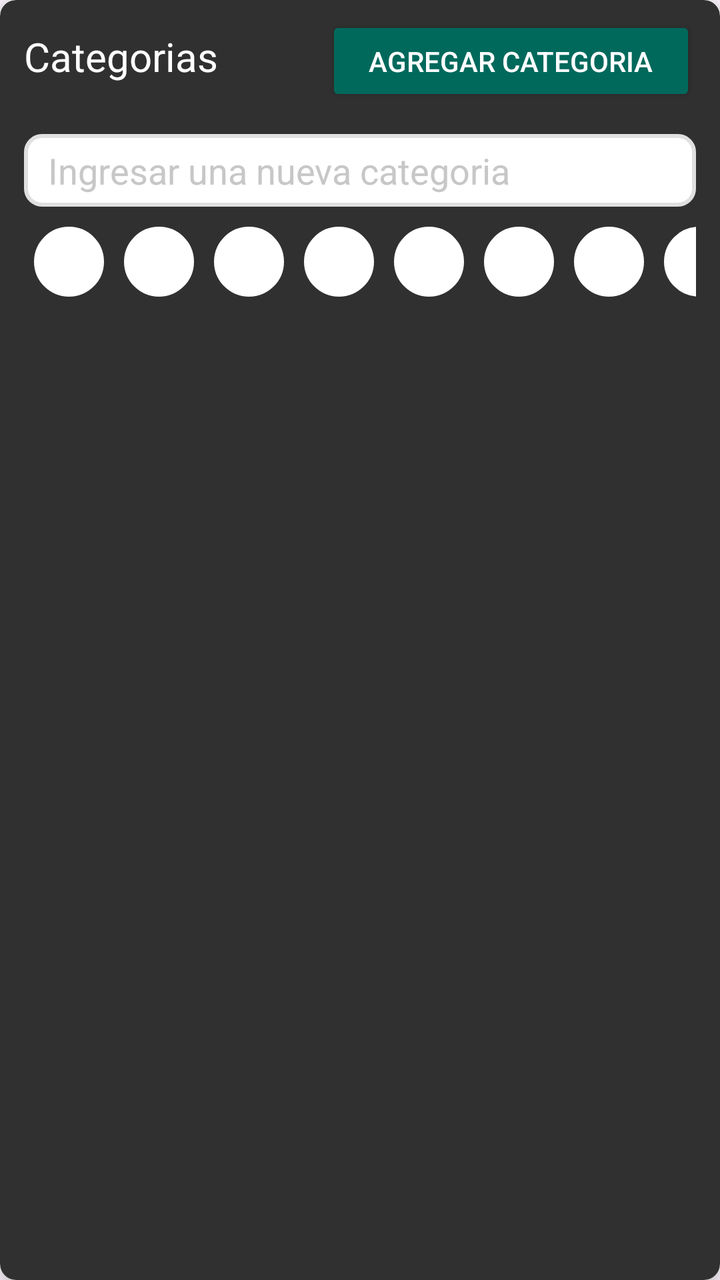
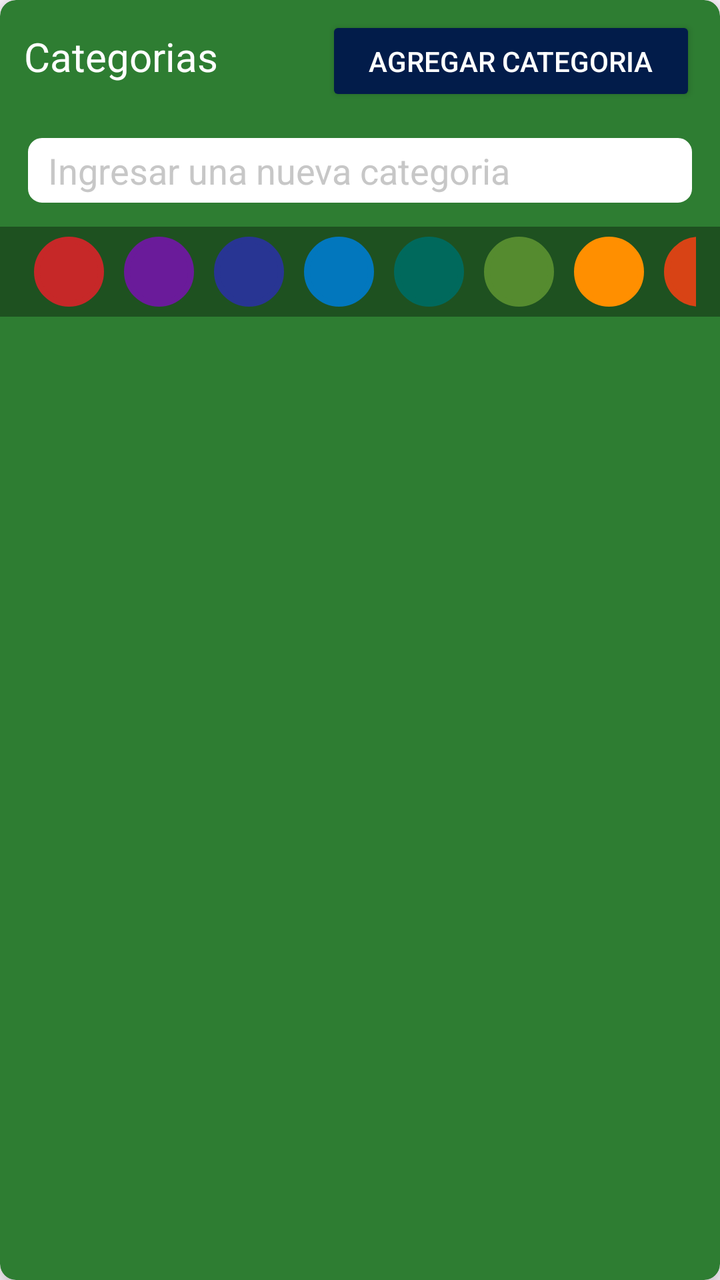

The first picture is an Android layout as it rendered before a commit; the second is the same layout after the commit. The layout source and the unified diff follow.
<!-- AndroidManifest.xml: application theme Theme.NotasApp -->
<!-- res/layout/bottom_shet_dialog.xml -->
<?xml version="1.0" encoding="utf-8"?>
<LinearLayout xmlns:android="http://schemas.android.com/apk/res/android"
    xmlns:app="http://schemas.android.com/apk/res-auto"
    xmlns:tools="http://schemas.android.com/tools"
    android:layout_width="match_parent"
    android:layout_height="match_parent">

    <androidx.cardview.widget.CardView
        android:layout_width="match_parent"
        android:layout_height="match_parent"
        android:backgroundTint="#303030"
        app:cardCornerRadius="8dp"
        app:cardElevation="8dp">

        <LinearLayout
            android:layout_width="match_parent"
            android:layout_height="match_parent"
            android:orientation="vertical">

            <LinearLayout
                android:layout_width="match_parent"
                android:layout_height="wrap_content"
                android:orientation="horizontal"
                >

                <TextView
                    android:layout_width="wrap_content"
                    android:layout_height="wrap_content"
                    android:layout_marginHorizontal="12dp"
                    android:layout_marginVertical="8dp"
                    android:text="Categorias"
                    android:textColor="@color/white"
                    android:textSize="20dp"
                    android:layout_weight="1"
                    />

                <androidx.appcompat.widget.AppCompatButton
                    android:id="@+id/ivSaveCategory"
                    android:layout_width="185dp"
                    android:layout_height="45dp"
                    android:layout_marginVertical="8dp"
                    android:layout_marginHorizontal="12dp"
                    android:textColor="@color/white"
                    app:tint="#FF0000"
                    android:text="Agregar Categoria"
                    android:backgroundTint="#00695C"
                    />

            </LinearLayout>

            <LinearLayout
                android:layout_width="match_parent"
                android:layout_height="wrap_content"
                android:layout_marginHorizontal="12dp"
                android:layout_marginTop="6dp">

                <EditText
                    android:id="@+id/etCategory"
                    android:layout_width="wrap_content"
                    android:layout_height="match_parent"
                    android:layout_weight="2"
                    android:background="@drawable/backgroun_et"
                    android:hint="Ingresar una nueva categoria"
                    android:paddingHorizontal="12dp"
                    android:paddingVertical="6dp"
                    android:textColor="@color/black"
                    android:textColorHint="#C7C7C7" />
            </LinearLayout>

            <LinearLayout
                android:layout_width="match_parent"
                android:layout_height="wrap_content"
                android:layout_marginTop="10dp"
                android:paddingHorizontal="12dp">

                <ImageButton
                    android:id="@+id/color1"
                    android:layout_width="35dp"
                    android:layout_height="35dp"
                    android:layout_marginHorizontal="5dp"
                    android:background="@drawable/selector_color"
                    android:backgroundTint="@color/white" />

                <ImageButton
                    android:id="@+id/color2"
                    android:layout_width="35dp"
                    android:layout_height="35dp"
                    android:layout_marginHorizontal="5dp"
                    android:background="@drawable/selector_color"
                    android:backgroundTint="@color/white" />

                <ImageButton
                    android:id="@+id/color3"
                    android:layout_width="35dp"
                    android:layout_height="35dp"
                    android:layout_marginHorizontal="5dp"
                    android:background="@drawable/selector_color"
                    android:backgroundTint="@color/white" />

                <ImageButton
                    android:id="@+id/color4"
                    android:layout_width="35dp"
                    android:layout_height="35dp"
                    android:layout_marginHorizontal="5dp"
                    android:background="@drawable/selector_color"
                    android:backgroundTint="@color/white" />

                <ImageButton
                    android:id="@+id/color5"
                    android:layout_width="35dp"
                    android:layout_height="35dp"
                    android:layout_marginHorizontal="5dp"
                    android:background="@drawable/selector_color"
                    android:backgroundTint="@color/white" />

                <ImageButton
                    android:id="@+id/color6"
                    android:layout_width="35dp"
                    android:layout_height="35dp"
                    android:layout_marginHorizontal="5dp"
                    android:background="@drawable/selector_color"
                    android:backgroundTint="@color/white" />

                <ImageButton
                    android:id="@+id/color7"
                    android:layout_width="35dp"
                    android:layout_height="35dp"
                    android:layout_marginHorizontal="5dp"
                    android:background="@drawable/selector_color"
                    android:backgroundTint="@color/white" />

                <ImageButton
                    android:id="@+id/color8"
                    android:layout_width="35dp"
                    android:layout_height="35dp"
                    android:layout_marginHorizontal="5dp"
                    android:background="@drawable/selector_color"
                    android:backgroundTint="@color/white" />

            </LinearLayout>

            <LinearLayout
                android:layout_width="match_parent"
                android:layout_height="wrap_content"
                android:layout_marginTop="12dp"
                android:orientation="horizontal"
                android:padding="12dp">

                <androidx.recyclerview.widget.RecyclerView
                    android:id="@+id/sv_categorias"
                    android:layout_width="match_parent"
                    android:layout_height="match_parent"
                    tools:listitem="@layout/items_categorias">

                </androidx.recyclerview.widget.RecyclerView>

            </LinearLayout>

        </LinearLayout>
    </androidx.cardview.widget.CardView>

</LinearLayout>
<!-- res/layout/items_categorias.xml (included above) -->
<?xml version="1.0" encoding="utf-8"?>
<androidx.cardview.widget.CardView xmlns:android="http://schemas.android.com/apk/res/android"
    android:id="@+id/cv_Container"
    android:layout_width="match_parent"
    android:layout_height="50dp"
    xmlns:app="http://schemas.android.com/apk/res-auto"
    app:cardCornerRadius="15dp"
    android:layout_margin="6dp"
    >

    <LinearLayout
        android:layout_width="match_parent"
        android:layout_height="match_parent"
        android:padding="8dp"
        android:gravity="center"
        >
        <TextView
            android:id="@+id/et_Categoria"
            android:textSize="14dp"
            android:layout_width="wrap_content"
            android:layout_height="wrap_content"
            android:text="Categoria"
            android:textColor="#5F5F5F"
            android:textStyle="bold"
            />
        <ImageView
            android:id="@+id/iv_categorias"
            android:layout_width="wrap_content"
            android:layout_height="wrap_content"
            android:src="@drawable/check_ic"
            app:tint="#00695C"
            android:visibility="gone"
            />
    </LinearLayout>
</androidx.cardview.widget.CardView>
<!-- resources referenced by this layout -->
<resources>
  <color name="black">#FF000000</color>
  <color name="white">#FFFFFFFF</color>
  <!-- drawable backgroun_et (drawable) -->
  <?xml version="1.0" encoding="utf-8"?>
  <shape xmlns:android="http://schemas.android.com/apk/res/android"
      android:shape="rectangle"
  
      >
  
      <stroke android:color="@color/ColorSecundario"
                  android:width="2dp"
          >
      </stroke>
  
      <solid
          android:color="@color/white"
          />
  
      <corners
          android:radius="8dp"
          />
  </shape>
  <!-- drawable check_ic (drawable) -->
  <vector android:height="24dp" android:tint="#000000"
      android:viewportHeight="24" android:viewportWidth="24"
      android:width="24dp" xmlns:android="http://schemas.android.com/apk/res/android">
      <path android:fillColor="@android:color/white" android:pathData="M9,16.17L4.83,12l-1.42,1.41L9,19 21,7l-1.41,-1.41z"/>
  </vector>
  <!-- drawable selector_color (drawable) -->
  <?xml version="1.0" encoding="utf-8"?>
  <shape xmlns:android="http://schemas.android.com/apk/res/android"
      android:shape="oval"
      >
  
      <stroke android:color="@color/black"
          android:width="3dp"
          />
  
  
  </shape>
  <style name="Theme.NotasApp" parent="Base.Theme.NotasApp" />
  <color name="ColorSecundario">#dfe0df</color>
  <style name="Base.Theme.NotasApp" parent="Theme.Material3.DayNight.NoActionBar">
          
          
          <item name="android:windowAnimationStyle">@null</item>
      </style>
</resources>

<!-- the commit's change to res/layout/bottom_shet_dialog.xml (unified diff, before → after) -->
@@ -8,7 +8,7 @@
     <androidx.cardview.widget.CardView
         android:layout_width="match_parent"
         android:layout_height="match_parent"
-        android:backgroundTint="#303030"
+        android:backgroundTint="@color/ColorSecundario"
         app:cardCornerRadius="8dp"
         app:cardElevation="8dp">
 
@@ -43,7 +43,7 @@
                     android:textColor="@color/white"
                     app:tint="#FF0000"
                     android:text="Agregar Categoria"
-                    android:backgroundTint="#00695C"
+                    android:backgroundTint="@color/color_primario"
                     />
 
             </LinearLayout>
@@ -71,7 +71,10 @@
                 android:layout_width="match_parent"
                 android:layout_height="wrap_content"
                 android:layout_marginTop="10dp"
-                android:paddingHorizontal="12dp">
+                android:paddingHorizontal="12dp"
+                android:background="#5B000000"
+                android:paddingVertical="5dp"
+                >
 
                 <ImageButton
                     android:id="@+id/color1"
@@ -79,7 +82,7 @@
                     android:layout_height="35dp"
                     android:layout_marginHorizontal="5dp"
                     android:background="@drawable/selector_color"
-                    android:backgroundTint="@color/white" />
+                    android:backgroundTint="@color/color1" />
 
                 <ImageButton
                     android:id="@+id/color2"
@@ -87,7 +90,7 @@
                     android:layout_height="35dp"
                     android:layout_marginHorizontal="5dp"
                     android:background="@drawable/selector_color"
-                    android:backgroundTint="@color/white" />
+                    android:backgroundTint="@color/color2" />
 
                 <ImageButton
                     android:id="@+id/color3"
@@ -95,7 +98,7 @@
                     android:layout_height="35dp"
                     android:layout_marginHorizontal="5dp"
                     android:background="@drawable/selector_color"
-                    android:backgroundTint="@color/white" />
+                    android:backgroundTint="@color/color3" />
 
                 <ImageButton
                     android:id="@+id/color4"
@@ -103,7 +106,7 @@
                     android:layout_height="35dp"
                     android:layout_marginHorizontal="5dp"
                     android:background="@drawable/selector_color"
-                    android:backgroundTint="@color/white" />
+                    android:backgroundTint="@color/color4" />
 
                 <ImageButton
                     android:id="@+id/color5"
@@ -111,7 +114,7 @@
                     android:layout_height="35dp"
                     android:layout_marginHorizontal="5dp"
                     android:background="@drawable/selector_color"
-                    android:backgroundTint="@color/white" />
+                    android:backgroundTint="@color/color5" />
 
                 <ImageButton
                     android:id="@+id/color6"
@@ -119,7 +122,7 @@
                     android:layout_height="35dp"
                     android:layout_marginHorizontal="5dp"
                     android:background="@drawable/selector_color"
-                    android:backgroundTint="@color/white" />
+                    android:backgroundTint="@color/color6" />
 
                 <ImageButton
                     android:id="@+id/color7"
@@ -127,7 +130,7 @@
                     android:layout_height="35dp"
                     android:layout_marginHorizontal="5dp"
                     android:background="@drawable/selector_color"
-                    android:backgroundTint="@color/white" />
+                    android:backgroundTint="@color/color7" />
 
                 <ImageButton
                     android:id="@+id/color8"
@@ -135,7 +138,7 @@
                     android:layout_height="35dp"
                     android:layout_marginHorizontal="5dp"
                     android:background="@drawable/selector_color"
-                    android:backgroundTint="@color/white" />
+                    android:backgroundTint="@color/color8" />
 
             </LinearLayout>
 
@@ -183,7 +186,7 @@
             android:layout_width="wrap_content"
             android:layout_height="wrap_content"
             android:text="Categoria"
-            android:textColor="#5F5F5F"
+            android:textColor="@color/white"
             android:textStyle="bold"
             />
         <ImageView
<!-- resource entries referenced after the edit -->
@@ -1,6 +1,15 @@
 <!-- resources referenced by this layout -->
 <resources>
   <color name="black">#FF000000</color>
+  <color name="color1">#C62828</color>
+  <color name="color2">#6A1B9A</color>
+  <color name="color3">#283593</color>
+  <color name="color4">#0277BD</color>
+  <color name="color5">#00695C</color>
+  <color name="color6">#558B2F</color>
+  <color name="color7">#FF8F00</color>
+  <color name="color8">#D84315</color>
+  <color name="color_primario">#021C4A</color>
   <color name="white">#FFFFFFFF</color>
   <!-- drawable backgroun_et (drawable) -->
   <?xml version="1.0" encoding="utf-8"?>
@@ -41,7 +50,7 @@
   
   </shape>
   <style name="Theme.NotasApp" parent="Base.Theme.NotasApp" />
-  <color name="ColorSecundario">#dfe0df</color>
+  <color name="ColorSecundario">#2E7D32</color>
   <style name="Base.Theme.NotasApp" parent="Theme.Material3.DayNight.NoActionBar">
           
           
